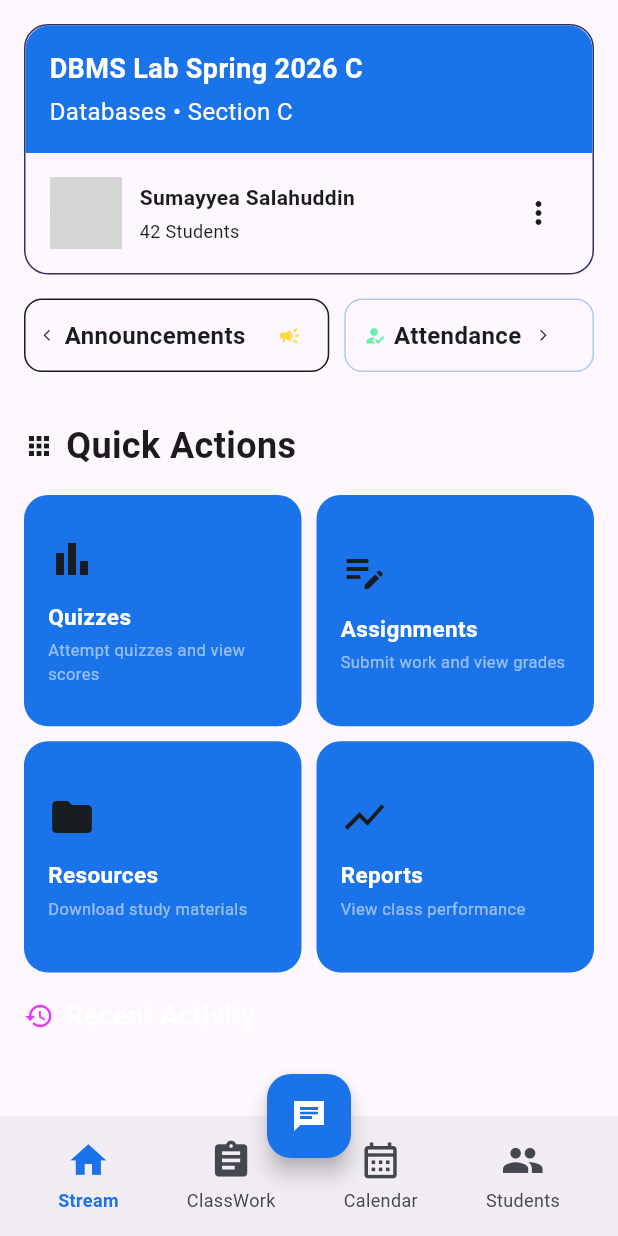
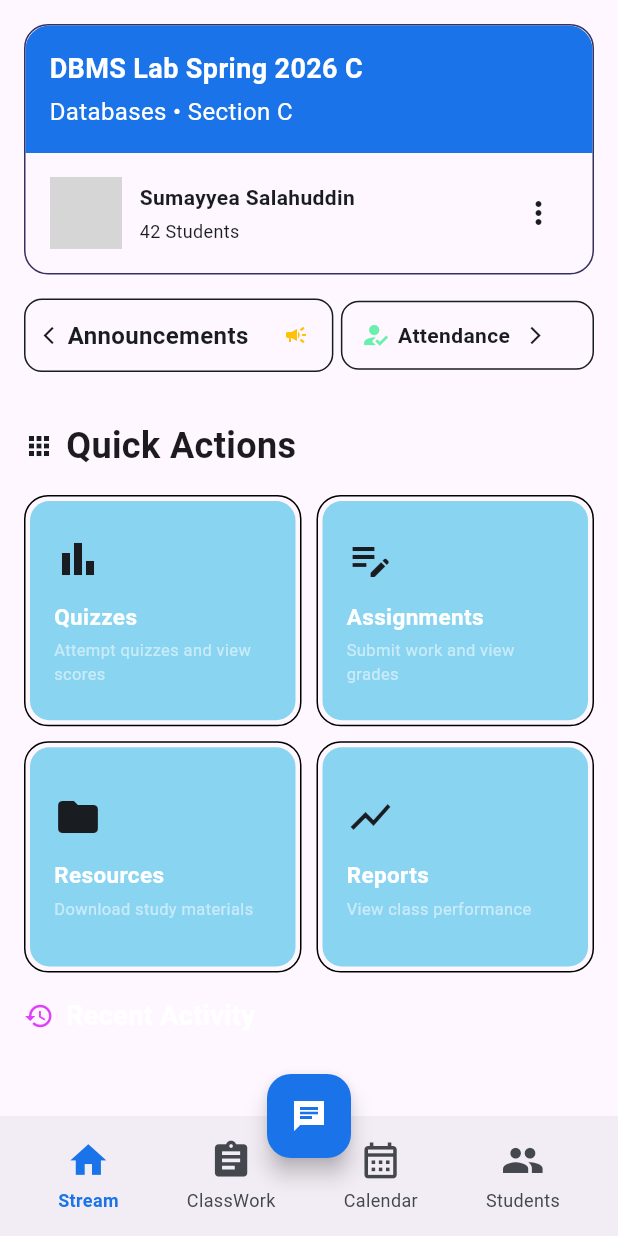
Before and after one commit to Masaud-Ahmad/XwanEdu, a Flutter app: the ClassroomDashboardScreen screen opened directly, on a phone screen of 412 x 824 dp. Run offline on Flutter 3.47's test engine with Material 3 defaults, Android fonts, the phone set to English and light mode, and no system bars; our stand-ins replace get, lottie; network calls fail; grey boxes are pictures that could not be loaded.

Commit message:
Worked with Annoucement screen where teahcer make announce

```diff
--- a/lib/common/widgets/edu_container/edu_container.dart
+++ b/lib/common/widgets/edu_container/edu_container.dart
@@ -17,38 +17,51 @@ class EduContainerWidget extends StatelessWidget {
   @override
   Widget build(BuildContext context) {
     return Container(
-      padding: const EdgeInsets.all(SizeConstant.md),
+      // Space between black border and blue container
+      padding: const EdgeInsets.all(3),
+
       decoration: BoxDecoration(
-        color: AppColors.primary,
+        border: Border.all(color: Colors.black, width: 1),
         borderRadius: BorderRadius.circular(16),
       ),
+
+      child: Container(
+        padding: const EdgeInsets.all(SizeConstant.md),
+
+        decoration: BoxDecoration(
+          color: const Color.fromARGB(255, 137, 212, 241),
+          borderRadius: BorderRadius.circular(13),
+        ),
+
         child: Column(
           crossAxisAlignment: CrossAxisAlignment.start,
           mainAxisAlignment: MainAxisAlignment.center,
+
           children: [
-          Icon(
-            icon as IconData?,
-            color: AppColors.onSurface,
-            size: SizeConstant.iconLg,
-          ),
-          SizedBox(height: 12),
+            Icon(icon, color: AppColors.onSurface, size: SizeConstant.iconLg),
+
+            const SizedBox(height: 12),
+
             Text(
               title,
-            style: TextStyle(
+              style: const TextStyle(
                 fontSize: 15,
                 fontWeight: FontWeight.bold,
                 color: Colors.white,
               ),
             ),
-          SizedBox(height: 4),
+
+            const SizedBox(height: 4),
+
             Text(
               subTitle,
-            style: TextStyle(fontSize: 11, color: Colors.white54),
+              style: const TextStyle(fontSize: 11, color: Colors.white54),
               maxLines: 2,
               overflow: TextOverflow.ellipsis,
             ),
           ],
         ),
+      ),
     );
   }
 }
--- a/lib/feature/classroom/view/specificclass/specificclassroom.dart
+++ b/lib/feature/classroom/view/specificclass/specificclassroom.dart
@@ -90,6 +90,7 @@ import 'package:flutter/material.dart';
 import 'package:xwanedu/common/widgets/bottam_nav_bar/bottam_nav_bar_widget.dart';
 import 'package:xwanedu/constant/colors.dart';
 import 'package:xwanedu/constant/size.dart';
+import 'package:xwanedu/feature/classroom/view/specificclass/widgets/announcement_attendence.dart';
 import 'package:xwanedu/feature/classroom/view/specificclass/widgets/gridviewitems.dart';
 import 'package:xwanedu/feature/classroom/view/specificclass/widgets/specificclassroomheader.dart';
 
@@ -110,7 +111,7 @@ class ClassroomDashboardScreen extends StatelessWidget {
               const SizedBox(height: SizeConstant.md),
 
               // Modular Announcements Section
-              ClassroomQuickOpsRow(),
+              AnnouoncementAttendence(),
               const SizedBox(height: SizeConstant.md),
 
               // Quick Actions Header / Grid
@@ -169,140 +170,3 @@ class ClassroomDashboardScreen extends StatelessWidget {
     );
   }
 }
-
-class ClassroomQuickOpsRow extends StatelessWidget {
-  final VoidCallback? onAddAnnouncement;
-  final VoidCallback? onMarkAttendance;
-  final String latestAnnouncement;
-  final String attendanceStatus;
-
-  const ClassroomQuickOpsRow({
-    super.key,
-    this.onAddAnnouncement,
-    this.onMarkAttendance,
-    this.latestAnnouncement = "Final Exam Prep Posted",
-    this.attendanceStatus = "Session #6 • 38/42",
-  });
-
-  @override
-  Widget build(BuildContext context) {
-    return Row(
-      children: [
-        // Left: Announcement Compact Block
-        Expanded(
-          flex: 11,
-          child: Material(
-            color: Colors.transparent,
-            child: InkWell(
-              onTap: onAddAnnouncement,
-              borderRadius: BorderRadius.circular(12),
-              child: Container(
-                padding: const EdgeInsets.all(12),
-                decoration: BoxDecoration(
-                  borderRadius: BorderRadius.circular(12),
-                  border: Border.all(color: AppColors.onSurface),
-                ),
-                child: Column(
-                  crossAxisAlignment: CrossAxisAlignment.start,
-                  mainAxisSize: MainAxisSize.min,
-                  children: [
-                    Row(
-                      mainAxisAlignment: MainAxisAlignment.spaceBetween,
-                      children: [
-                        const Row(
-                          children: [
-                            Icon(
-                              Icons.arrow_back_ios,
-                              size: 9,
-                              color: AppColors.onSurface,
-                            ),
-                            SizedBox(width: 5),
-                            Text(
-                              "Announcements",
-                              style: TextStyle(
-                                fontSize: SizeConstant.fontSizeMd,
-                                fontWeight: FontWeight.bold,
-                                color: AppColors.onSurface,
-                              ),
-                            ),
-                          ],
-                        ),
-                        Container(
-                          padding: const EdgeInsets.symmetric(
-                            horizontal: 6,
-                            vertical: 2,
-                          ),
-                          decoration: BoxDecoration(
-                            borderRadius: BorderRadius.circular(6),
-                          ),
-                          child: const Icon(
-                            Icons.campaign,
-                            color: Colors.amberAccent,
-                            size: 15,
-                          ),
-                        ),
-                      ],
-                    ),
-                  ],
-                ),
-              ),
-            ),
-          ),
-        ),
-        const SizedBox(width: 10),
-        // Right: Attendance Action Button/Card
-        Expanded(
-          flex: 9,
-          child: Material(
-            color: Colors.transparent,
-            child: InkWell(
-              onTap: onMarkAttendance,
-              borderRadius: BorderRadius.circular(12),
-              child: Container(
-                padding: const EdgeInsets.all(12),
-                decoration: BoxDecoration(
-                  borderRadius: BorderRadius.circular(12),
-                  border: Border.all(
-                    color: AppColors.primary.withOpacity(0.35),
-                  ),
-                ),
-                child: Column(
-                  crossAxisAlignment: CrossAxisAlignment.start,
-                  mainAxisSize: MainAxisSize.min,
-                  children: [
-                    const Row(
-                      children: [
-                        Icon(
-                          Icons.how_to_reg,
-                          color: Colors.greenAccent,
-                          size: 15,
-                        ),
-                        SizedBox(width: 5),
-                        Text(
-                          "Attendance",
-                          style: TextStyle(
-                            fontSize: SizeConstant.fontSizeMd,
-                            fontWeight: FontWeight.bold,
-                            color: AppColors.onSurface,
-                          ),
-                        ),
-
-                        SizedBox(width: 10),
-
-                        Icon(
-                          Icons.arrow_forward_ios,
-                          size: 9,
-                          color: AppColors.onSurface,
-                        ),
-                      ],
-                    ),
-                  ],
-                ),
-              ),
-            ),
-          ),
-        ),
-      ],
-    );
-  }
-}
--- a/lib/feature/classroom/view/specificclass/widgets/announcement_attendence.dart
+++ b/lib/feature/classroom/view/specificclass/widgets/announcement_attendence.dart
@@ -0,0 +1,142 @@
+import 'package:flutter/material.dart';
+import 'package:get/get.dart';
+import 'package:xwanedu/constant/colors.dart';
+import 'package:xwanedu/constant/size.dart';
+import 'package:xwanedu/feature/announcement/announcement_screen.dart';
+
+class AnnouoncementAttendence extends StatelessWidget {
+  final VoidCallback? onAddAnnouncement;
+  final VoidCallback? onMarkAttendance;
+  final String latestAnnouncement;
+  final String attendanceStatus;
+
+  const AnnouoncementAttendence({
+    super.key,
+    this.onAddAnnouncement,
+    this.onMarkAttendance,
+    this.latestAnnouncement = "Final Exam Prep Posted",
+    this.attendanceStatus = "Session #6 • 38/42",
+  });
+
+  @override
+  Widget build(BuildContext context) {
+    return Row(
+      children: [
+        // Left: Announcement Compact Block
+        Expanded(
+          flex: 11,
+          child: Material(
+            color: Colors.transparent,
+            child: InkWell(
+              onTap: () {
+                Get.to(CreateAnnouncementScreen());
+              },
+              borderRadius: BorderRadius.circular(12),
+              child: Container(
+                padding: const EdgeInsets.all(12),
+                decoration: BoxDecoration(
+                  borderRadius: BorderRadius.circular(12),
+                  border: Border.all(color: AppColors.onSurface),
+                ),
+                child: Column(
+                  crossAxisAlignment: CrossAxisAlignment.start,
+                  mainAxisSize: MainAxisSize.min,
+                  children: [
+                    Row(
+                      mainAxisAlignment: MainAxisAlignment.spaceBetween,
+                      children: [
+                        const Row(
+                          children: [
+                            Icon(
+                              Icons.arrow_back_ios,
+                              size: SizeConstant.iconSm - 2,
+                              color: AppColors.onSurface,
+                            ),
+                            SizedBox(width: 2),
+                            Text(
+                              "Announcements",
+                              style: TextStyle(
+                                fontSize: SizeConstant.fontSizeMd,
+                                fontWeight: FontWeight.bold,
+                                color: AppColors.onSurface,
+                              ),
+                            ),
+                          ],
+                        ),
+                        Container(
+                          padding: const EdgeInsets.symmetric(
+                            horizontal: 4,
+                            vertical: 2,
+                          ),
+                          decoration: BoxDecoration(
+                            borderRadius: BorderRadius.circular(6),
+                          ),
+                          child: const Icon(
+                            Icons.campaign,
+                            size: SizeConstant.iconSm,
+                            color: Colors.amber,
+                          ),
+                        ),
+                      ],
+                    ),
+                  ],
+                ),
+              ),
+            ),
+          ),
+        ),
+        const SizedBox(width: 5),
+        // Right: Attendance Action Button/Card
+        Expanded(
+          flex: 9,
+          child: Material(
+            color: Colors.transparent,
+            child: InkWell(
+              onTap: onMarkAttendance,
+              borderRadius: BorderRadius.circular(12),
+              child: Container(
+                padding: const EdgeInsets.all(12),
+                decoration: BoxDecoration(
+                  borderRadius: BorderRadius.circular(12),
+                  border: Border.all(color: AppColors.onSurface),
+                ),
+                child: Column(
+                  crossAxisAlignment: CrossAxisAlignment.start,
+                  mainAxisSize: MainAxisSize.min,
+                  children: [
+                    const Row(
+                      children: [
+                        Icon(
+                          Icons.how_to_reg,
+                          color: Colors.greenAccent,
+                          size: SizeConstant.iconSm + 4,
+                        ),
+                        SizedBox(width: 5),
+                        Text(
+                          "Attendance",
+                          style: TextStyle(
+                            fontSize: SizeConstant.fontSizeMd - 2,
+                            fontWeight: FontWeight.bold,
+                            color: AppColors.onSurface,
+                          ),
+                        ),
+
+                        SizedBox(width: 10),
+
+                        Icon(
+                          Icons.arrow_forward_ios,
+                          size: SizeConstant.iconSm - 2,
+                          color: AppColors.onSurface,
+                        ),
+                      ],
+                    ),
+                  ],
+                ),
+              ),
+            ),
+          ),
+        ),
+      ],
+    );
+  }
+}
```
Also changed, not shown: lib/feature/announcement/announcement_screen.dart (added, +321 -0 lines). Lines whose indentation alone changed are shown as unchanged.
